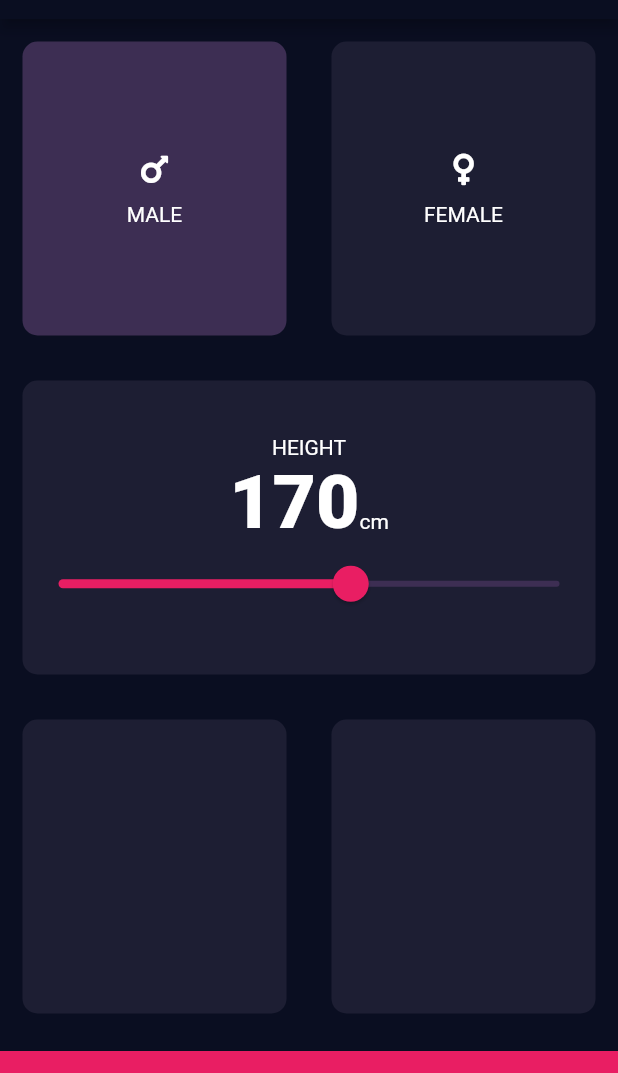
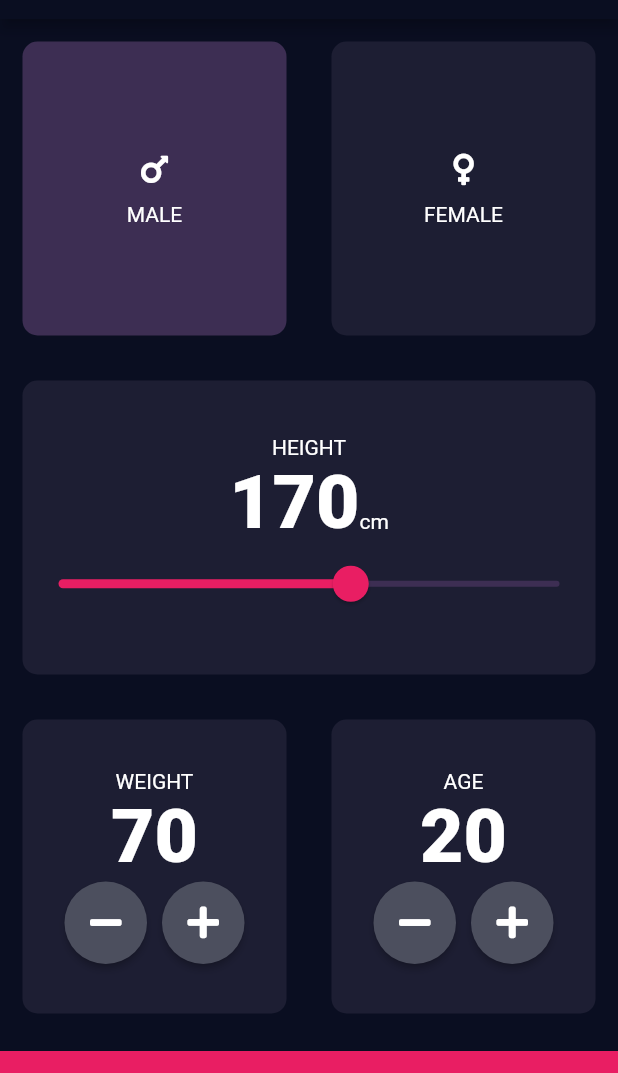
Before and after one commit to phlippieb-discovery/flutter-course-work, a Flutter app: the screen it shows after launch, on a phone screen of 412 x 824 dp, the part 65-1138 px from its top. Run offline on Flutter 3.47's test engine with Material 2 defaults, Android fonts, the phone set to English and light mode, and no system bars; our stand-ins replace font_awesome_flutter, rflutter_alert.

Commit message:
Section 12 updates

```diff
--- a/section12/bmi-calculator-flutter/lib/input_page.dart
+++ b/section12/bmi-calculator-flutter/lib/input_page.dart
@@ -7,6 +7,8 @@ import 'input_card.dart';
 enum Gender { male, female }
 
 int height = 170;
+int weight = 70;
+int age = 20;
 
 class InputPage extends StatefulWidget {
   @override
@@ -102,9 +104,77 @@ class _InputPageState extends State<InputPage> {
               children: [
                 InputCard(
                   cardColor: k.inputCardColor,
+                  cardChild: Column(
+                    mainAxisAlignment: MainAxisAlignment.center,
+                    children: [
+                      Text("WEIGHT"),
+                      Text(
+                        weight.toString(),
+                        style: k.bigTextStyle,
+                      ),
+                      Row(
+                        mainAxisAlignment: MainAxisAlignment.center,
+                        children: [
+                          RoundIconButton(
+                            icon: FontAwesomeIcons.minus,
+                            onPressed: () {
+                              setState(() {
+                                weight = (weight > 0) ? weight - 1 : 0;
+                              });
+                            },
+                          ),
+                          SizedBox(
+                            width: 10,
+                          ),
+                          RoundIconButton(
+                            icon: FontAwesomeIcons.plus,
+                            onPressed: () {
+                              setState(() {
+                                weight++;
+                              });
+                            },
+                          ),
+                        ],
+                      )
+                    ],
+                  ),
                 ),
                 InputCard(
                   cardColor: k.inputCardColor,
+                  cardChild: Column(
+                    mainAxisAlignment: MainAxisAlignment.center,
+                    children: [
+                      Text("AGE"),
+                      Text(
+                        age.toString(),
+                        style: k.bigTextStyle,
+                      ),
+                      Row(
+                        mainAxisAlignment: MainAxisAlignment.center,
+                        children: [
+                          RoundIconButton(
+                            icon: FontAwesomeIcons.minus,
+                            onPressed: () {
+                              setState(() {
+                                age = (age > 0) ? age - 1 : 0;
+                              });
+                            },
+                          ),
+                          SizedBox(
+                            width: 10,
+                          ),
+                          RoundIconButton(
+                            icon: FontAwesomeIcons.plus,
+                            onPressed: () {
+                              setState(() {
+                                age++;
+                              });
+                            },
+                          ),
+                        ],
+                      )
+                    ],
+                  ),
                 ),
               ],
             ),
@@ -123,3 +193,21 @@ class _InputPageState extends State<InputPage> {
 
   Gender selectedGender = Gender.male;
 }
+
+class RoundIconButton extends StatelessWidget {
+  RoundIconButton({this.icon, this.onPressed});
+
+  final IconData icon;
+  final Function onPressed;
+
+  @override
+  Widget build(BuildContext context) {
+    return RawMaterialButton(
+      onPressed: onPressed,
+      child: Icon(icon),
+      shape: CircleBorder(),
+      constraints: BoxConstraints.tightFor(width: 55, height: 55),
+      fillColor: Color(0xff4c4f5e),
+    );
+  }
+}
```
Also changed, not shown: 1 other file.
